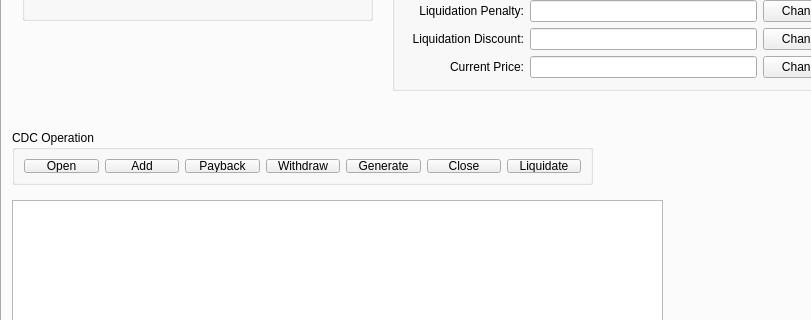
The window that examples/pcm_main.ui (hyperdao/stable_coin_python_sdk) describes before a commit, drawn with Qt 5; both pictures show x 0 to 811 and y 196 to 516 of the 984 by 694 pixel window.
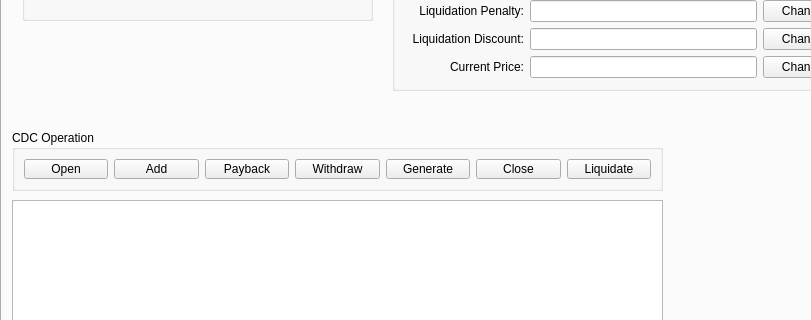
The same window after the commit.

Commit message: add one more wallet url

Diff of the .ui file:
```diff
--- a/examples/pcm_main.ui
+++ b/examples/pcm_main.ui
@@ -63,8 +63,8 @@
        <rect>
         <x>10</x>
         <y>300</y>
-        <width>581</width>
-        <height>55</height>
+        <width>651</width>
+        <height>61</height>
        </rect>
       </property>
       <property name="title">
```
Left out of the diff: 5 changed lines with no effect on the pictures. The commit also changes 1 other file.
